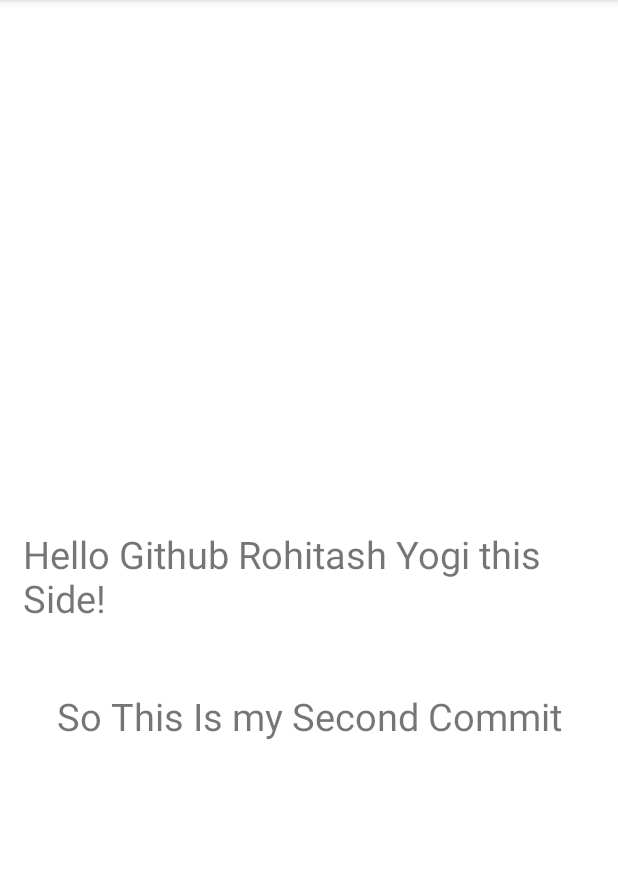
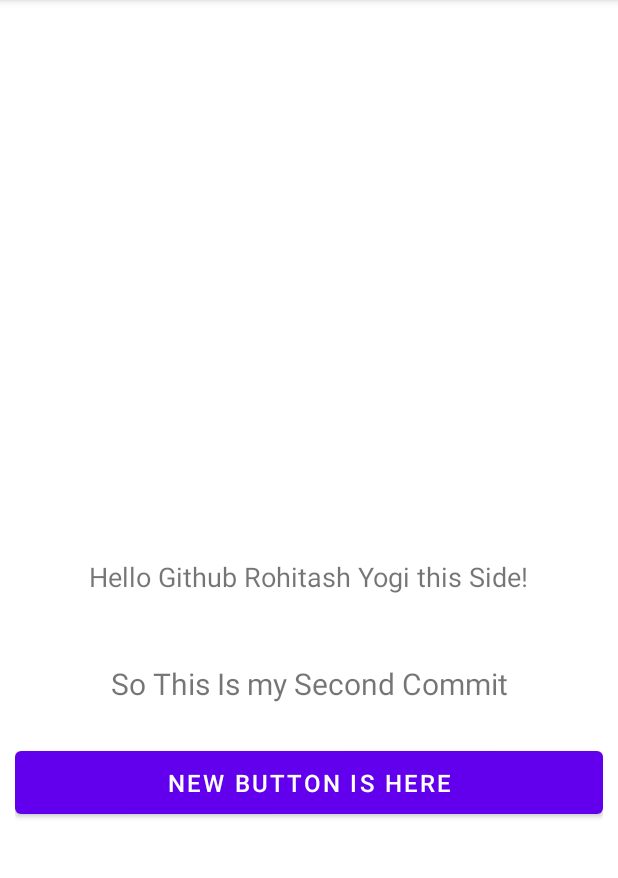
Before and after one commit to RohitashYogi/GithubLearning, an Android app: the screen it shows after launch (MainActivity), on a phone screen of 412 x 824 dp, the part 84-962 px from its top. Run offline under Robolectric (Android 15) with nearby library versions, the phone set to English and light mode, and no system bars.

Commit message:
Third Commit Probus

```diff
--- a/app/src/main/res/layout/activity_main.xml
+++ b/app/src/main/res/layout/activity_main.xml
@@ -12,22 +12,43 @@
         android:layout_height="wrap_content"
         android:padding="15dp"
         android:text="Hello Github Rohitash Yogi this Side!"
-        android:textSize="25dp"
+        android:textSize="18dp"
         app:layout_constraintBottom_toBottomOf="parent"
         app:layout_constraintLeft_toLeftOf="parent"
         app:layout_constraintRight_toRightOf="parent"
         app:layout_constraintTop_toTopOf="parent" />
 
     <TextView
+        android:id="@+id/textView2"
         android:layout_width="wrap_content"
         android:layout_height="wrap_content"
         android:padding="15dp"
         android:text="So This Is my Second Commit"
-        android:textSize="25dp"
+        android:textSize="20dp"
         app:layout_constraintBottom_toBottomOf="parent"
         app:layout_constraintEnd_toEndOf="parent"
         app:layout_constraintStart_toStartOf="parent"
         app:layout_constraintTop_toBottomOf="@+id/textView"
         app:layout_constraintVertical_bias="0.05" />
 
+    <LinearLayout
+        android:layout_width="match_parent"
+        android:layout_height="wrap_content"
+        android:layout_margin="10dp"
+        android:orientation="vertical"
+        app:layout_constraintTop_toBottomOf="@+id/textView2">
+
+
+        <Button
+            android:padding="10dp"
+            android:layout_width="match_parent"
+            android:layout_height="wrap_content"
+            android:text="New Button Is Here"
+            android:textSize="16dp"
+
+            >
+
+        </Button>
+    </LinearLayout>
+
 </androidx.constraintlayout.widget.ConstraintLayout>
```
